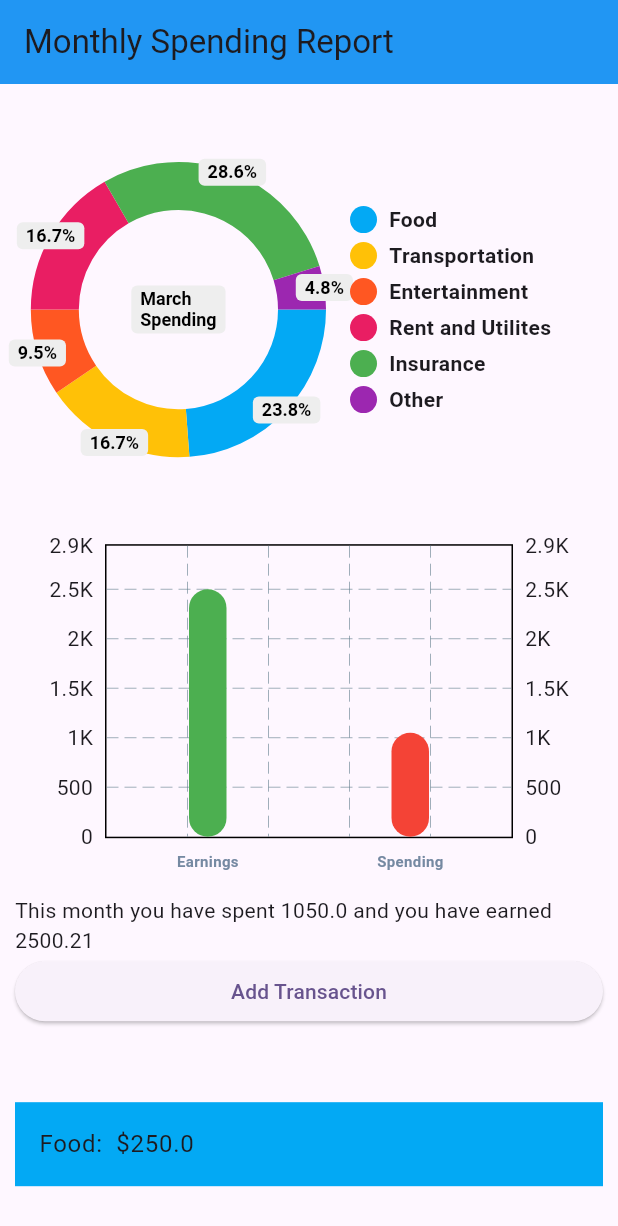
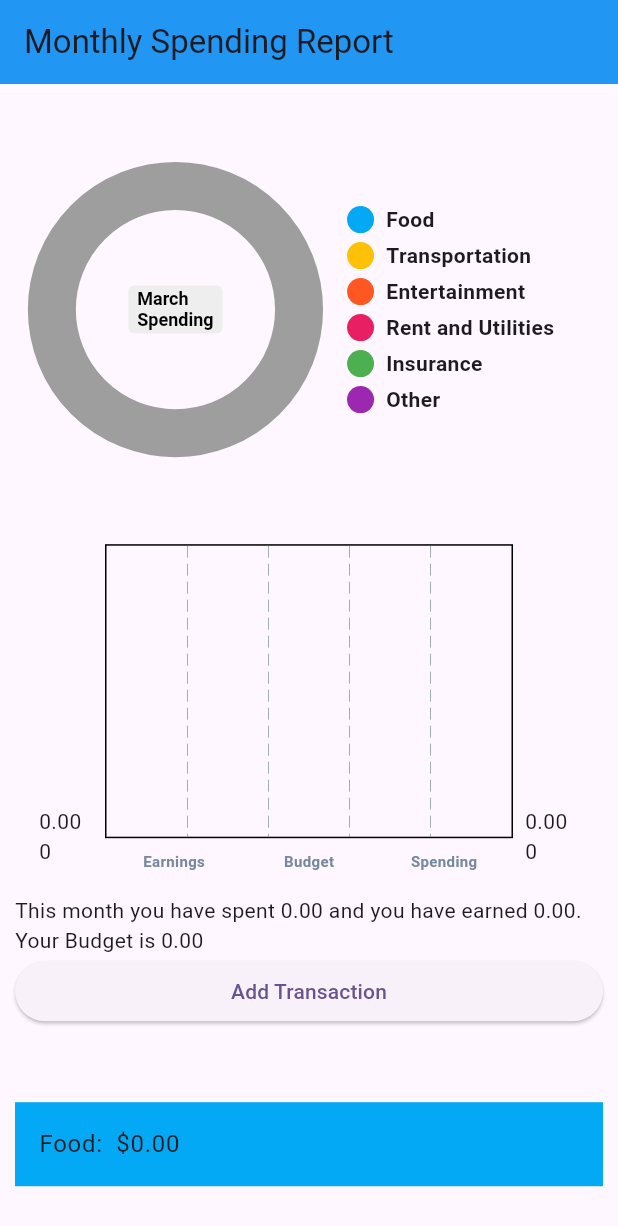
Before and after one commit to SebastianSanchez01/BudgetBuddy, a Flutter app: the MyHomePage screen opened directly, on a phone screen of 412 x 824 dp. Shown: the top 1226 px of the screen. Run offline on Flutter 3.47's test engine with Material 3 defaults, Android fonts, the phone set to English and light mode, and no system bars; drawn by our look-alikes of fl_chart, pie_chart; our stand-ins replace flutter_form_builder, shared_preferences, sqflite; accounts and stored records are empty.

```diff
--- a/lib/main.dart
+++ b/lib/main.dart
@@ -1,3 +1,4 @@
+// Sebastian Sanchez and Nohayla Messaoudi Project 01 main file
 import 'package:flutter/material.dart';
 import 'package:pie_chart/pie_chart.dart' as pie;
 import 'database_helper.dart';
@@ -38,23 +39,58 @@ class MyHomePage extends StatefulWidget {
 }
 
 String month = "March";
-double monthlyEarnings = 2500.21;
-double foodMonthlySpending = 250;
-double transportationMonthlySpending = 175;
-double entertainmentMonthlySpending = 100;
-double rentMonthlySpending = 175;
-double insuranceMonthlySpending = 300;
-double otherMontlySpending = 50;
 
 class _MyHomePageState extends State<MyHomePage> {
   Map<String, double> dataMap = {
-    "Food": foodMonthlySpending,
-    "Transportation": transportationMonthlySpending,
-    "Entertainment": entertainmentMonthlySpending,
-    "Rent and Utilites": rentMonthlySpending,
-    "Insurance": insuranceMonthlySpending,
-    "Other": otherMontlySpending,
+    "Food": 0,
+    "Transportation": 0,
+    "Entertainment": 0,
+    "Rent and Utilities": 0,
+    "Insurance": 0,
+    "Other": 0,
   };
+  double foodMonthlySpending = 0;
+  double transportationMonthlySpending = 0;
+  double entertainmentMonthlySpending = 0;
+  double rentMonthlySpending = 0;
+  double insuranceMonthlySpending = 0;
+  double otherMontlySpending = 0;
+  double totalMonthlySpending = 0;
+  double monthlyEarnings = 0;
+  double budget = 0;
+  @override
+  void initState() {
+    super.initState();
+    updateValues().whenComplete(() {
+      setState(() {});
+    });
+  }
+
+  Future<void> updateValues() async {
+    dataMap['Food'] = await _queryCategory('Food') as double;
+    dataMap['Transportation'] =
+        await _queryCategory('Transportation') as double;
+    dataMap['Entertainment'] = await _queryCategory('Entertainment') as double;
+    dataMap['Rent and Utilities'] =
+        await _queryCategory('Rent and Utilities') as double;
+    dataMap['Insurance'] = await _queryCategory('Insurance') as double;
+    dataMap['Other'] = await _queryCategory('Other') as double;
+    monthlyEarnings = await _queryCategory("Earning") as double;
+    budget = await _queryCategory("Budget") as double;
+
+    foodMonthlySpending = dataMap['Food'] as double;
+    transportationMonthlySpending = dataMap['Transportation'] as double;
+    entertainmentMonthlySpending = dataMap['Entertainment'] as double;
+    rentMonthlySpending = dataMap['Rent and Utilities'] as double;
+    insuranceMonthlySpending = dataMap['Insurance'] as double;
+    otherMontlySpending = dataMap['Other'] as double;
+    totalMonthlySpending = getTotalMonthlySpending();
+  }
+
+  Future<double> _queryCategory(String category) async {
+    double amount = await dbHelper.queryCategory(category);
+    return amount;
+  }
 
   double getTotalMonthlySpending() {
     double totalMonthlySpending = 0;
@@ -65,7 +101,9 @@ class _MyHomePageState extends State<MyHomePage> {
   }
 
   void _refreshData() {
-    setState(() {});
+    updateValues().whenComplete(() {
+      setState(() {});
+    });
   }
 
   final colorList = <Color>[
@@ -78,7 +116,6 @@ class _MyHomePageState extends State<MyHomePage> {
   ];
   @override
   Widget build(BuildContext context) {
-    double totalMonthlySpending = getTotalMonthlySpending();
     return Scaffold(
       appBar: AppBar(
         backgroundColor: Colors.blue,
@@ -125,7 +162,7 @@ class _MyHomePageState extends State<MyHomePage> {
           child: BarChart(
             BarChartData(
               alignment: BarChartAlignment.spaceAround,
-              maxY: getTotalMonthlySpending() * 2.8,
+              maxY: budget * 2.8,
               barTouchData: BarTouchData(enabled: false),
               titlesData: FlTitlesData(
                 topTitles: AxisTitles(
@@ -155,6 +192,16 @@ class _MyHomePageState extends State<MyHomePage> {
                   x: 1,
                   barRods: [
                     BarChartRodData(
+                      toY: budget,
+                      color: Colors.blue,
+                      width: 25,
+                    ),
+                  ],
+                ),
+                BarChartGroupData(
+                  x: 2,
+                  barRods: [
+                    BarChartRodData(
                       toY: totalMonthlySpending,
                       color: Colors.red,
                       width: 25,
@@ -166,7 +213,7 @@ class _MyHomePageState extends State<MyHomePage> {
           ),
         ),
         Text(
-          "This month you have spent $totalMonthlySpending and you have earned $monthlyEarnings",
+          "This month you have spent ${formatDoubleValue(totalMonthlySpending)} and you have earned ${formatDoubleValue(monthlyEarnings)}. Your Budget is ${formatDoubleValue(budget)}",
         ),
         ElevatedButton(
             onPressed: () {
@@ -181,54 +228,64 @@ class _MyHomePageState extends State<MyHomePage> {
           height: 50,
         ),
         ListTile(
-          title: Text("Food:\t \$$foodMonthlySpending"),
+          title: Text("Food:\t \$${formatDoubleValue(foodMonthlySpending)}"),
           tileColor: colorList[0],
         ),
         SizedBox(
           height: 50,
         ),
         ListTile(
-          title: Text("Transportation:\t \$$transportationMonthlySpending"),
+          title: Text(
+              "Transportation:\t \$${formatDoubleValue(transportationMonthlySpending)}"),
           tileColor: colorList[1],
         ),
         SizedBox(
           height: 50,
         ),
         ListTile(
-          title: Text("Entertainment:\t\$ $entertainmentMonthlySpending"),
+          title: Text(
+              "Entertainment:\t\$ ${formatDoubleValue(entertainmentMonthlySpending)}"),
           tileColor: colorList[2],
         ),
         SizedBox(
           height: 50,
         ),
         ListTile(
-          title: Text("Rent and Utilities:\t\$ $rentMonthlySpending"),
+          title: Text(
+              "Rent and Utilities:\t\$ ${formatDoubleValue(rentMonthlySpending)}"),
           tileColor: colorList[3],
         ),
         SizedBox(
           height: 50,
         ),
         ListTile(
-          title: Text("Insurance:\t \$$insuranceMonthlySpending"),
+          title: Text(
+              "Insurance:\t \$${formatDoubleValue(insuranceMonthlySpending)}"),
           tileColor: colorList[4],
         ),
         SizedBox(
           height: 50,
         ),
         ListTile(
-          title: Text("Other:\t\$$otherMontlySpending"),
+          title: Text("Other:\t\$${formatDoubleValue(otherMontlySpending)}"),
           tileColor: colorList[5],
         ),
         SizedBox(
           height: 50,
         ),
-        ElevatedButton(onPressed: _query, child: Text("Print All Rows")),
+        /*       ElevatedButton(onPressed: _query, child: Text("Print All Rows")),
+        ElevatedButton(
+            onPressed: () async {
+              double foodAmount = await _queryCategory('Food');
+              print('Total food is: $foodAmount');
+            },
+            child: Text("Query Food")), */
       ]),
     );
   }
 
   Widget bottomTitles(double value, TitleMeta meta) {
-    final titles = <String>['Earnings', 'Spending'];
+    final titles = <String>['Earnings', 'Budget', 'Spending'];
 
     final Widget text = Text(
       titles[value.toInt()],
@@ -251,6 +308,10 @@ class _MyHomePageState extends State<MyHomePage> {
     for (final row in allRows) {
       debugPrint(row.toString());
     }
+  }
+
+  String formatDoubleValue(double amount) {
+    return amount.toStringAsFixed(2);
   }
 }
 
```
Also changed, not shown: lib/database_helper.dart (+10 -1 lines), lib/intro_screen.dart (+16 -1 lines).
